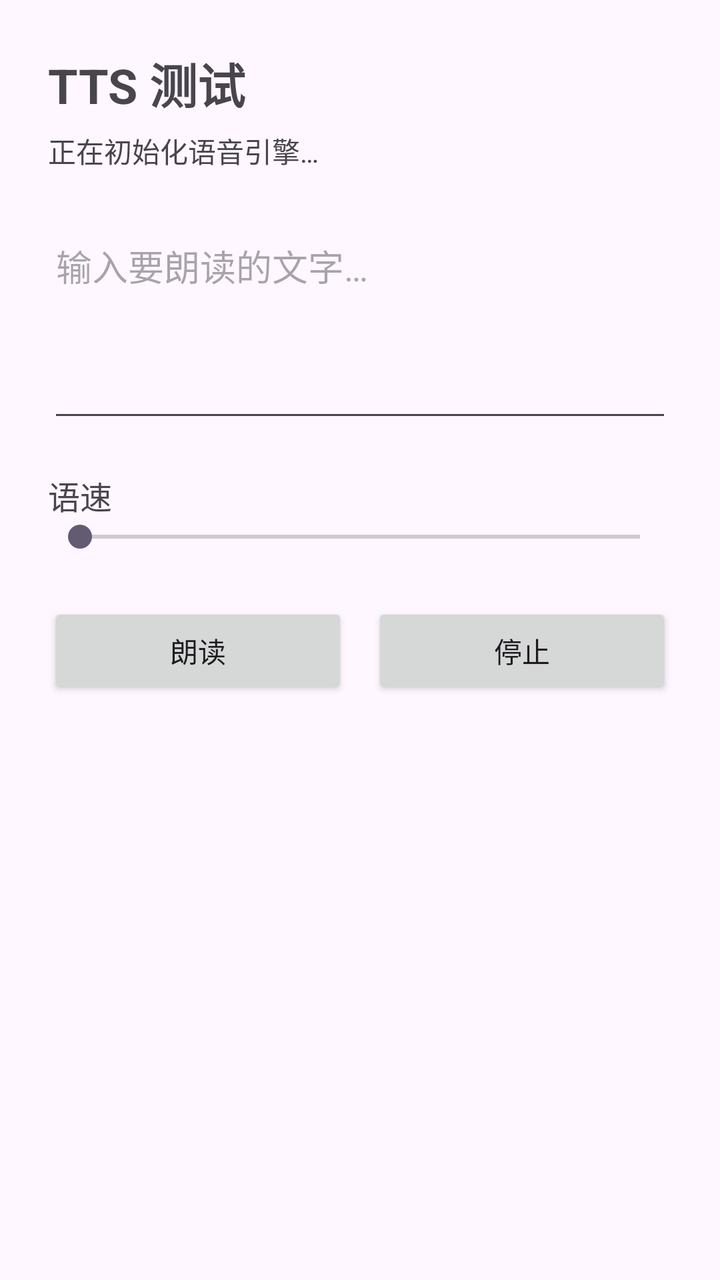
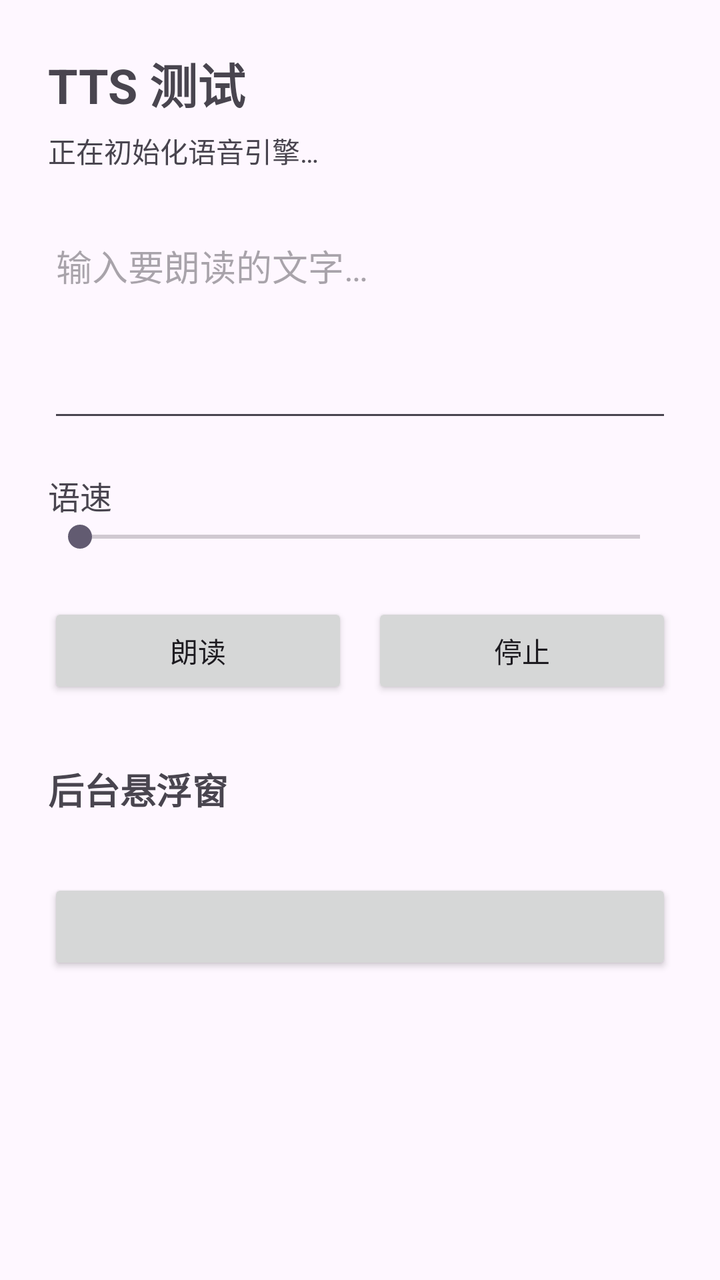

An Android layout rendered at two revisions. The XML below is the earlier revision; the diff shows what the commit changed to produce the second picture.
<!-- AndroidManifest.xml: application theme Theme.TtsTest -->
<!-- res/layout/activity_main.xml -->
<?xml version="1.0" encoding="utf-8"?>
<ScrollView xmlns:android="http://schemas.android.com/apk/res/android"
    android:layout_width="match_parent"
    android:layout_height="match_parent"
    android:fillViewport="true">

    <LinearLayout
        android:layout_width="match_parent"
        android:layout_height="wrap_content"
        android:orientation="vertical"
        android:padding="24dp">

        <TextView
            android:layout_width="wrap_content"
            android:layout_height="wrap_content"
            android:text="@string/app_name"
            android:textSize="24sp"
            android:textStyle="bold" />

        
        <TextView
            android:id="@+id/tvStatus"
            android:layout_width="match_parent"
            android:layout_height="wrap_content"
            android:layout_marginTop="6dp"
            android:text="@string/status_initializing"
            android:textSize="14sp" />

        <EditText
            android:id="@+id/etInput"
            android:layout_width="match_parent"
            android:layout_height="wrap_content"
            android:layout_marginTop="24dp"
            android:gravity="top|start"
            android:hint="@string/hint_input"
            android:importantForAutofill="no"
            android:inputType="textMultiLine"
            android:maxLines="8"
            android:minLines="4" />

        <LinearLayout
            android:layout_width="match_parent"
            android:layout_height="wrap_content"
            android:layout_marginTop="20dp"
            android:orientation="horizontal">

            <TextView
                android:layout_width="0dp"
                android:layout_height="wrap_content"
                android:layout_weight="1"
                android:text="@string/label_speed"
                android:textSize="16sp" />

            <TextView
                android:id="@+id/tvSpeed"
                android:layout_width="wrap_content"
                android:layout_height="wrap_content"
                android:textSize="16sp" />
        </LinearLayout>

        <SeekBar
            android:id="@+id/sbSpeed"
            android:layout_width="match_parent"
            android:layout_height="wrap_content"
            android:max="100" />

        <LinearLayout
            android:layout_width="match_parent"
            android:layout_height="wrap_content"
            android:layout_marginTop="24dp"
            android:orientation="horizontal">

            <Button
                android:id="@+id/btnSpeak"
                android:layout_width="0dp"
                android:layout_height="wrap_content"
                android:layout_weight="1"
                android:text="@string/btn_speak" />

            <Button
                android:id="@+id/btnStop"
                android:layout_width="0dp"
                android:layout_height="wrap_content"
                android:layout_marginStart="12dp"
                android:layout_weight="1"
                android:text="@string/btn_stop" />
        </LinearLayout>

    </LinearLayout>
</ScrollView>
<!-- resources referenced by this layout -->
<resources>
  <string name="app_name">TTS 测试</string>
  <string name="btn_speak">朗读</string>
  <string name="btn_stop">停止</string>
  <string name="hint_input">输入要朗读的文字…</string>
  <string name="label_speed">语速</string>
  <string name="status_initializing">正在初始化语音引擎…</string>
  <style name="Theme.TtsTest" parent="Theme.Material3.DayNight.NoActionBar" />
</resources>

<!-- the commit's change to res/layout/activity_main.xml (unified diff, before → after) -->
@@ -86,5 +86,26 @@
                 android:text="@string/btn_stop" />
         </LinearLayout>
 
+        <TextView
+            android:layout_width="wrap_content"
+            android:layout_height="wrap_content"
+            android:layout_marginTop="32dp"
+            android:text="@string/overlay_section_title"
+            android:textSize="18sp"
+            android:textStyle="bold" />
+
+        <TextView
+            android:id="@+id/tvOverlayHint"
+            android:layout_width="match_parent"
+            android:layout_height="wrap_content"
+            android:layout_marginTop="6dp"
+            android:textSize="13sp" />
+
+        <Button
+            android:id="@+id/btnOverlay"
+            android:layout_width="match_parent"
+            android:layout_height="wrap_content"
+            android:layout_marginTop="8dp" />
+
     </LinearLayout>
 </ScrollView>
<!-- resource entries referenced after the edit -->
@@ -5,6 +5,7 @@
   <string name="btn_stop">停止</string>
   <string name="hint_input">输入要朗读的文字…</string>
   <string name="label_speed">语速</string>
+  <string name="overlay_section_title">后台悬浮窗</string>
   <string name="status_initializing">正在初始化语音引擎…</string>
   <style name="Theme.TtsTest" parent="Theme.Material3.DayNight.NoActionBar" />
 </resources>
